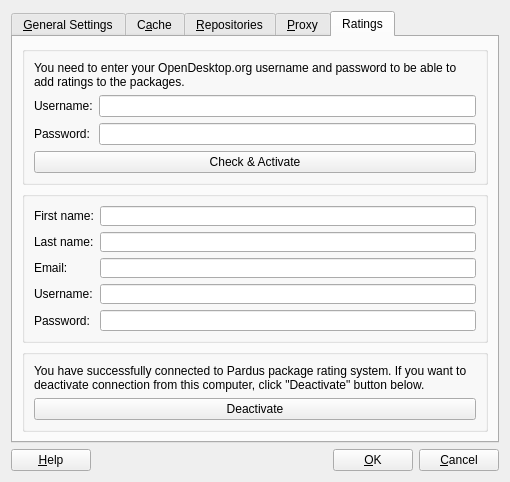
pars-linux/uludag, file playground/intern/2011/package-rating/package-manager/manager/ui/settingsdialog.ui: the form before one commit.
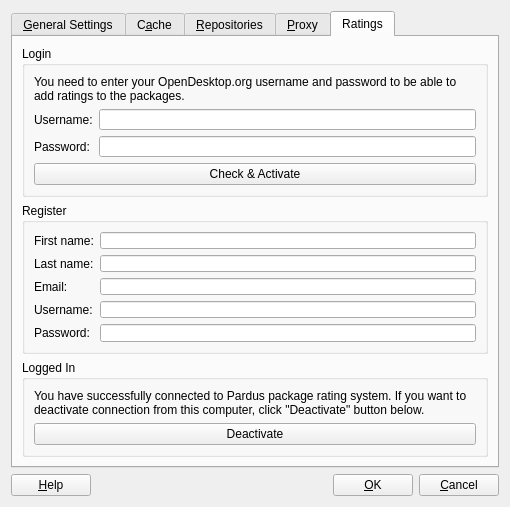
The form after the commit. The open tabs and pages were chosen to show the change. Icons and pictures are not drawn.

Commit message:
Add titles to groupboxes
BUG:COMMENT:18992

```diff
--- a/playground/intern/2011/package-rating/package-manager/manager/ui/settingsdialog.ui
+++ b/playground/intern/2011/package-rating/package-manager/manager/ui/settingsdialog.ui
@@ -860,6 +860,9 @@
       <layout class="QVBoxLayout" name="verticalLayout">
        <item>
         <widget class="QGroupBox" name="opendesktop_login">
+         <property name="title">
+          <string>Login</string>
+         </property>
          <layout class="QGridLayout" name="gridLayout_11">
           <item row="0" column="0">
            <widget class="QLabel" name="label_11">
@@ -911,6 +914,9 @@
        </item>
        <item>
         <widget class="QGroupBox" name="opendesktop_register">
+         <property name="title">
+          <string>Register</string>
+         </property>
          <layout class="QGridLayout" name="gridLayout_13">
           <item row="0" column="0">
            <layout class="QFormLayout" name="opendesktop_reg_form">
@@ -971,6 +977,9 @@
        </item>
        <item>
         <widget class="QGroupBox" name="opendesktop_loggedin">
+         <property name="title">
+          <string>Logged In</string>
+         </property>
          <layout class="QGridLayout" name="gridLayout_15">
           <item row="0" column="0">
            <widget class="QLabel" name="label_12">
```
